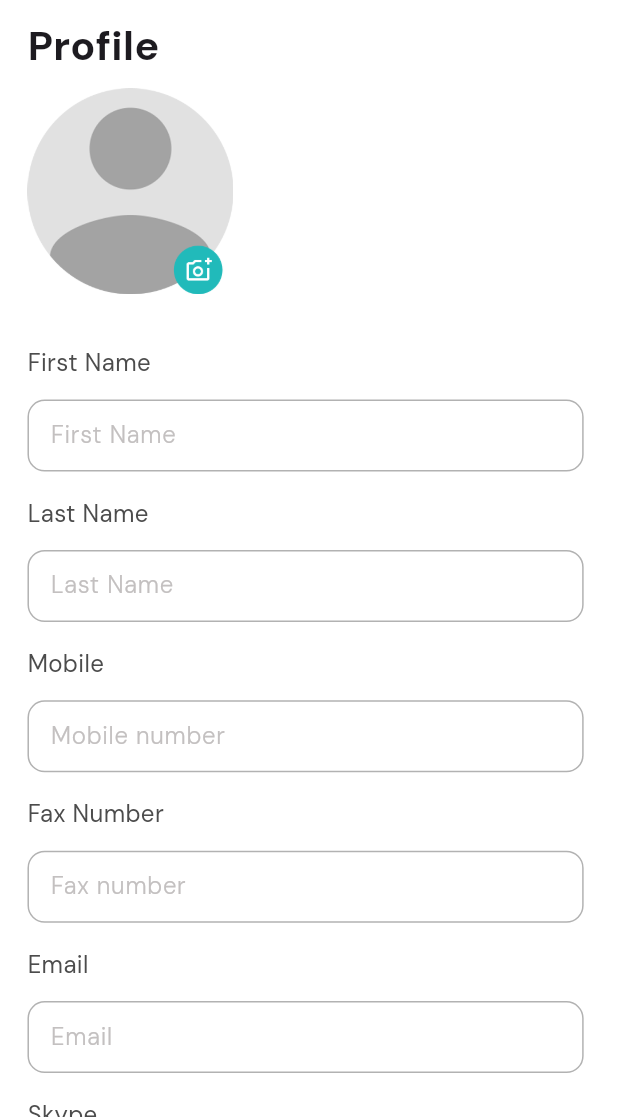
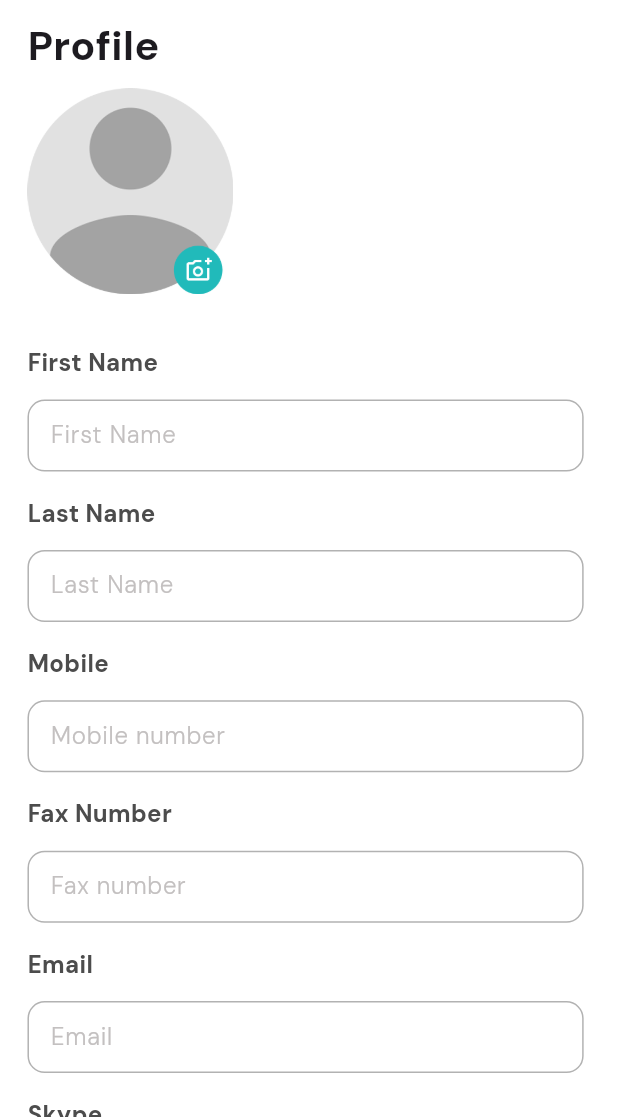
Before and after one commit to asifjahan1/kaldmv, a Flutter app: the OwnerProfile screen opened by its route, after a tap on "Edit Profile Information", on a phone screen of 412 x 824 dp, the part 119-1236 px from its top. Run offline on Flutter 3.47's test engine with Material 3 defaults, Android fonts, the phone set to English and light mode, and no system bars; our stand-ins replace cached_network_image, dotted_border, file_picker, flutter_easyloading, flutter_screenutil, flutter_spinkit and 11 more; missing offline and left inert: flutter_quill; accounts and stored records are empty.

Commit message:
final update for profile info

```diff
--- a/lib/User/Views/features/Home/views/custom_drawer.dart
+++ b/lib/User/Views/features/Home/views/custom_drawer.dart
@@ -50,6 +50,14 @@ class CustomDrawer extends StatelessWidget {
                 'Wishlist',
                 'My Places'
               ];
+              final searchTypes = [
+                'things_to_do',
+                'food_drink',
+                'shopping',
+                'stay',
+                '', // Wishlist (not used for search)
+                ''  // My Places (not used for search)
+              ];
               // final menuRoutes = [
               //   ThingsToDoScreen(),
               //   FoodDrinkScreen(),
@@ -71,8 +79,14 @@ class CustomDrawer extends StatelessWidget {
                         final bottomNavController = Get.find<BottomNavController>();
 
                         if (index >= 0 && index <= 3) {
+                          // Use openSearchScreen to set search parameters and switch to index 1
+                          bottomNavController.openSearchScreen(
+                            searchTypes[index],
+                            index,
+                            menuItems[index],
+                          );
+                          // Set customSearchContent to TSFSScreen
                           bottomNavController.customSearchContent.value = TSFSScreen();
-                          bottomNavController.selectedIndex.value = 1;
                         } else {
                           switch (index) {
                             case 4: // Wishlist tab
--- a/lib/User/Views/features/Profile/views/profile_info.dart
+++ b/lib/User/Views/features/Profile/views/profile_info.dart
@@ -59,6 +59,7 @@ class ProfileInfo extends StatelessWidget {
                       'First Name',
                       style: TextStyle(
                         fontSize: 14.sp,
+                        fontWeight: FontWeight.bold,
                         color: Color(0xFF4C4C4C),
                       ),
                     ),
@@ -82,6 +83,7 @@ class ProfileInfo extends StatelessWidget {
                       'Last Name',
                       style: TextStyle(
                         fontSize: 14.sp,
+                        fontWeight: FontWeight.bold,
                         color: Color(0xFF4C4C4C),
                       ),
                     ),
@@ -91,6 +93,7 @@ class ProfileInfo extends StatelessWidget {
                         textEditingController:
                             controller.lastNameController.value,
                         hintText: 'Last Name',
+                        textColor: Colors.black,
                         fillColor: Colors.white,
                         borderSide: BorderSide(
                           color: const Color(0xFF000000).withOpacity(0.3),
@@ -105,6 +108,7 @@ class ProfileInfo extends StatelessWidget {
                       'Mobile',
                       style: TextStyle(
                         fontSize: 14.sp,
+                        fontWeight: FontWeight.bold,
                         color: Color(0xFF4C4C4C),
                       ),
                     ),
@@ -114,6 +118,7 @@ class ProfileInfo extends StatelessWidget {
                         textEditingController:
                             controller.mobileNumberController.value,
                         hintText: 'Mobile number',
+                        textColor: Colors.black,
                         fillColor: Colors.white,
                         borderSide: BorderSide(
                           color: const Color(0xFF000000).withOpacity(0.3),
@@ -128,6 +133,7 @@ class ProfileInfo extends StatelessWidget {
                       'Fax Number',
                       style: TextStyle(
                         fontSize: 14.sp,
+                        fontWeight: FontWeight.bold,
                         color: Color(0xFF4C4C4C),
                       ),
                     ),
@@ -137,6 +143,7 @@ class ProfileInfo extends StatelessWidget {
                         textEditingController:
                             controller.faxNumberController.value,
                         hintText: 'Fax number',
+                        textColor: Colors.black,
                         fillColor: Colors.white,
                         borderSide: BorderSide(
                           color: const Color(0xFF000000).withOpacity(0.3),
@@ -151,6 +158,7 @@ class ProfileInfo extends StatelessWidget {
                       'Email',
                       style: TextStyle(
                         fontSize: 14.sp,
+                        fontWeight: FontWeight.bold,
                         color: Color(0xFF4C4C4C),
                       ),
                     ),
@@ -159,6 +167,7 @@ class ProfileInfo extends StatelessWidget {
                       () => CustomTextField(
                         textEditingController: controller.emailController.value,
                         hintText: 'Email',
+                        textColor: Colors.black,
                         fillColor: Colors.white,
                         borderSide: BorderSide(
                           color: const Color(0xFF000000).withOpacity(0.3),
@@ -173,6 +182,7 @@ class ProfileInfo extends StatelessWidget {
                       'Skype',
                       style: TextStyle(
                         fontSize: 14.sp,
+                        fontWeight: FontWeight.bold,
                         color: Color(0xFF4C4C4C),
                       ),
                     ),
@@ -183,6 +193,7 @@ class ProfileInfo extends StatelessWidget {
                         textEditingController:
                             controller.skypeUrlController.value,
                         hintText: 'Enter Skype url',
+                        textColor: Colors.black,
                         fillColor: Colors.white,
                         borderSide: BorderSide(
                           color: const Color(0xFF000000).withOpacity(0.3),
@@ -197,6 +208,7 @@ class ProfileInfo extends StatelessWidget {
                       'Facebook URL',
                       style: TextStyle(
                         fontSize: 14.sp,
+                        fontWeight: FontWeight.bold,
                         color: Color(0xFF4C4C4C),
                       ),
                     ),
@@ -206,6 +218,7 @@ class ProfileInfo extends StatelessWidget {
                         textEditingController:
                             controller.facebookUrlController.value,
                         hintText: 'Enter facebook url',
+                        textColor: Colors.black,
                         fillColor: Colors.white,
                         borderSide: BorderSide(
                           color: const Color(0xFF000000).withOpacity(0.3),
@@ -220,6 +233,7 @@ class ProfileInfo extends StatelessWidget {
                       'Twitter URL',
                       style: TextStyle(
                         fontSize: 14.sp,
+                        fontWeight: FontWeight.bold,
                         color: Color(0xFF4C4C4C),
                       ),
                     ),
@@ -229,6 +243,7 @@ class ProfileInfo extends StatelessWidget {
                         textEditingController:
                             controller.twitterUrlController.value,
                         hintText: 'Enter twitter url',
+                        textColor: Colors.black,
                         fillColor: Colors.white,
                         borderSide: BorderSide(
                           color: const Color(0xFF000000).withOpacity(0.3),
@@ -243,6 +258,7 @@ class ProfileInfo extends StatelessWidget {
                       'Instagram URL',
                       style: TextStyle(
                         fontSize: 14.sp,
+                        fontWeight: FontWeight.bold,
                         color: Color(0xFF4C4C4C),
                       ),
                     ),
@@ -252,6 +268,7 @@ class ProfileInfo extends StatelessWidget {
                         textEditingController:
                             controller.instagramUrlController.value,
                         hintText: 'Enter instagram url',
+                        textColor: Colors.black,
                         fillColor: Colors.white,
                         borderSide: BorderSide(
                           color: const Color(0xFF000000).withOpacity(0.3),
@@ -266,6 +283,7 @@ class ProfileInfo extends StatelessWidget {
                       'Youtube URL',
                       style: TextStyle(
                         fontSize: 14.sp,
+                        fontWeight: FontWeight.bold,
                         color: Color(0xFF4C4C4C),
                       ),
                     ),
@@ -275,6 +293,7 @@ class ProfileInfo extends StatelessWidget {
                         textEditingController:
                             controller.youtubeUrlController.value,
                         hintText: 'Enter youtube url',
+                        textColor: Colors.black,
                         fillColor: Colors.white,
                         borderSide: BorderSide(
                           color: const Color(0xFF000000).withOpacity(0.3),
@@ -289,6 +308,7 @@ class ProfileInfo extends StatelessWidget {
                       'Pinterest URL',
                       style: TextStyle(
                         fontSize: 14.sp,
+                        fontWeight: FontWeight.bold,
                         color: Color(0xFF4C4C4C),
                       ),
                     ),
@@ -298,6 +318,7 @@ class ProfileInfo extends StatelessWidget {
                         textEditingController:
                             controller.pinterestUrlController.value,
                         hintText: 'Enter pinterest url',
+                        textColor: Colors.black,
                         fillColor: Colors.white,
                         borderSide: BorderSide(
                           color: const Color(0xFF000000).withOpacity(0.3),
@@ -312,6 +333,7 @@ class ProfileInfo extends StatelessWidget {
                       'Linkedin URL',
                       style: TextStyle(
                         fontSize: 14.sp,
+                        fontWeight: FontWeight.bold,
                         color: Color(0xFF4C4C4C),
                       ),
                     ),
@@ -321,6 +343,7 @@ class ProfileInfo extends StatelessWidget {
                         textEditingController:
                             controller.linkedinUrlController.value,
                         hintText: 'Enter linkedin url',
+                        textColor: Colors.black,
                         fillColor: Colors.white,
                         borderSide: BorderSide(
                           color: const Color(0xFF000000).withOpacity(0.3),
@@ -335,6 +358,7 @@ class ProfileInfo extends StatelessWidget {
                       'Website URL',
                       style: TextStyle(
                         fontSize: 14.sp,
+                        fontWeight: FontWeight.bold,
                         color: Color(0xFF4C4C4C),
                       ),
                     ),
@@ -344,6 +368,7 @@ class ProfileInfo extends StatelessWidget {
                         textEditingController:
                             controller.websiteUrlController.value,
                         hintText: 'Enter website url',
+                        textColor: Colors.black,
                         fillColor: Colors.white,
                         borderSide: BorderSide(
                           color: const Color(0xFF000000).withOpacity(0.3),
```
